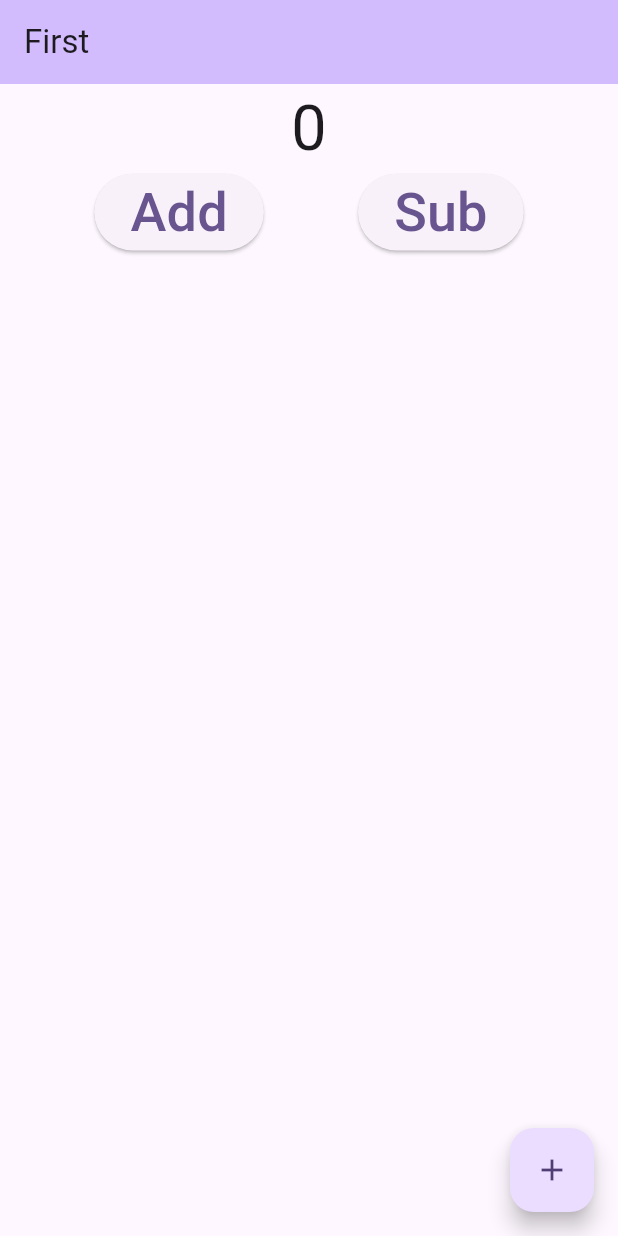
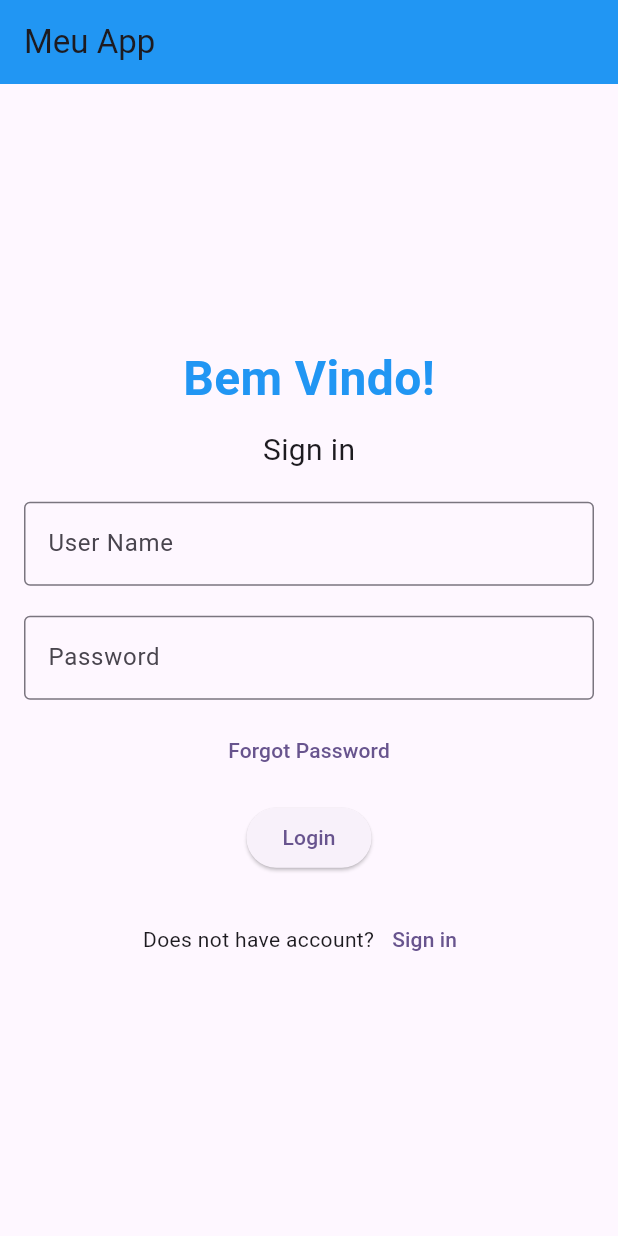
Before and after one commit to AgedAnna/flutter, a Flutter app: the screen it shows after launch, on a phone screen of 412 x 824 dp. Run offline on Flutter 3.47's test engine with Material 3 defaults, Android fonts, the phone set to English and light mode, and no system bars; our stand-ins replace google_fonts.

Commit message:
feat: applogin

```diff
--- a/lib/incremento.dart
+++ b/lib/incremento.dart
@@ -1,5 +1,9 @@
 import 'package:flutter/material.dart';
 import 'package:google_fonts/google_fonts.dart';
+
+void main() {
+  runApp(const MyApp());
+}
 
 class MyApp extends StatefulWidget {
   const MyApp({super.key});
@@ -9,83 +13,118 @@ class MyApp extends StatefulWidget {
 }
 
 class MyAppState extends State<MyApp> {
-  // This widget is the root of your application.
   @override
   Widget build(BuildContext context) {
     return MaterialApp(
-      title: 'Flutter Demo',
+      title: 'Meu App',
       theme: ThemeData(
         colorScheme: ColorScheme.fromSeed(seedColor: Colors.deepPurple),
         useMaterial3: true,
+        textTheme: GoogleFonts.robotoTextTheme(Theme.of(context).textTheme),
       ),
-      home: const MyHomePage(title: 'First'),
+      home: const LoginPage(),
     );
   }
 }
 
-class MyHomePage extends StatefulWidget {
-  const MyHomePage({super.key, required this.title});
-
-  final String title;
+class LoginPage extends StatefulWidget {
+  const LoginPage({super.key});
 
   @override
-  State<MyHomePage> createState() => _MyHomePageState();
+  State<LoginPage> createState() => _LoginPageState();
 }
 
-class _MyHomePageState extends State<MyHomePage> {
-  late int num;
+class _LoginPageState extends State<LoginPage> {
+  @override
+  Widget build(BuildContext context) {
+    return Scaffold(
+      appBar: AppBar(
+        title: const Text('Meu App'),
+        backgroundColor: Colors.blue,
+      ),
+      body: Padding(
+        padding: const EdgeInsets.all(16.0),
+        child: Center(
+          child: Column(
+            mainAxisAlignment: MainAxisAlignment.center,
+            children: [
+              const Text(
+                'Bem Vindo!',
+                style: TextStyle(
+                  fontSize: 32,
+                  fontWeight: FontWeight.bold,
+                  color: Colors.blue,
+                ),
+              ),
+              const SizedBox(height: 10),
+              const Text('Sign in', style: TextStyle(fontSize: 20)),
+              const SizedBox(height: 20),
+              const TextField(
+                decoration: InputDecoration(
+                  border: OutlineInputBorder(),
+                  labelText: 'User Name',
+                ),
+              ),
+              const SizedBox(height: 20),
+              const TextField(
+                obscureText: true,
+                decoration: InputDecoration(
+                  border: OutlineInputBorder(),
+                  labelText: 'Password',
+                ),
+              ),
+              const SizedBox(height: 10),
+              TextButton(
+                onPressed: () {
+                  // Forgot password functionality
+                },
+                child: const Text('Forgot Password'),
+              ),
+              const SizedBox(height: 10),
+              ElevatedButton(
+                onPressed: () {
+                  Navigator.push(
+                    context,
+                    MaterialPageRoute(builder: (context) => const HomePage()),
+                  );
+                },
+                child: const Text('Login'),
+              ),
+              const SizedBox(height: 20),
+              Row(
+                mainAxisAlignment: MainAxisAlignment.center,
+                children: [
+                  const Text("Does not have account?"),
+                  TextButton(
+                    onPressed: () {
+                      // Navigate to sign up page
+                    },
+                    child: const Text('Sign in'),
+                  )
+                ],
+              ),
+            ],
+          ),
+        ),
+      ),
+    );
+  }
+}
 
-  @override
-  void initState() {
-    num = 0;
-    super.initState();
-  }
+class HomePage extends StatelessWidget {
+  const HomePage({super.key});
 
   @override
   Widget build(BuildContext context) {
     return Scaffold(
       appBar: AppBar(
-        backgroundColor: Theme.of(context).colorScheme.inversePrimary,
-        title: Text(widget.title),
+        title: const Text('Home'),
       ),
-      body: Center(
-          child: Column(
-        children: [
-          Text(
-            num.toString(),
-            style: const TextStyle(fontSize: 42),
-          ),
-          Row(
-            mainAxisAlignment: MainAxisAlignment.spaceEvenly,
-            children: [
-              ElevatedButton(
-                  onPressed: () {
-                    setState(() {
-                      num += 1;
-                    });
-                  },
-                  child: const Text(
-                    "Add",
-                    style: TextStyle(fontSize: 36),
-                  )),
-              ElevatedButton(
-                  onPressed: () {
-                    setState(() {
-                      num -= 1;
-                    });
-                  },
-                  child: const Text(
-                    "Sub",
-                    style: TextStyle(fontSize: 36),
-                  ))
-            ],
-          )
-        ],
-      )),
-      floatingActionButton: FloatingActionButton(
-        onPressed: () {},
-        tooltip: 'Increment',
-        child: const Icon(Icons.add),
+      body: const Center(
+        child: Text(
+          'Welcome to the Home Page!',
+          style: TextStyle(fontSize: 24),
+        ),
       ),
     );
   }
```
